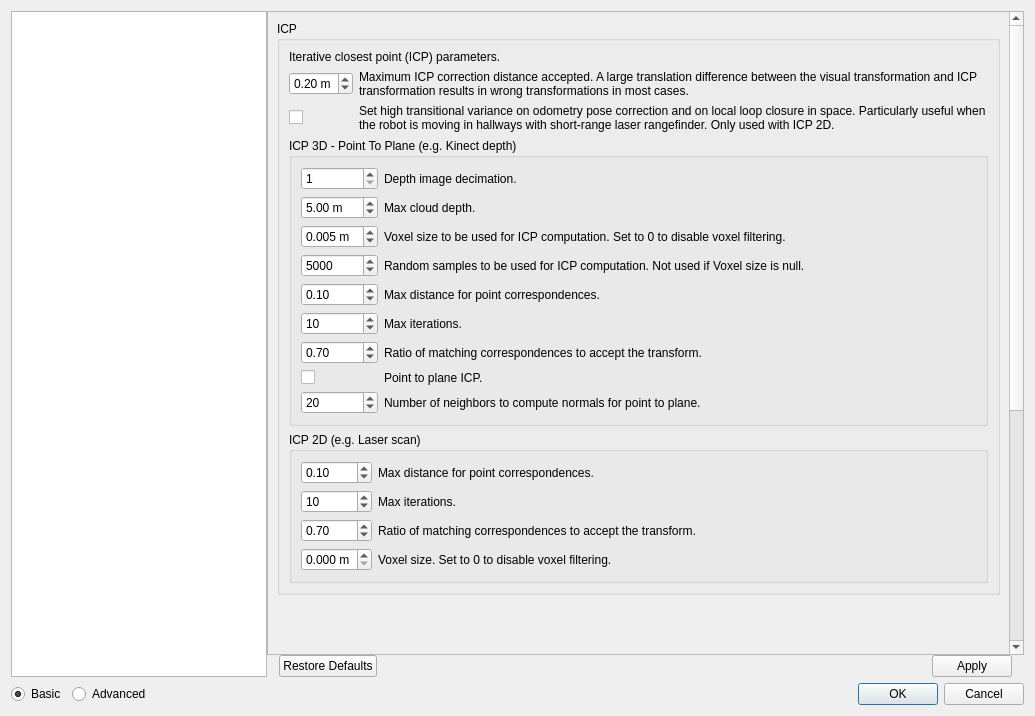
First picture: the form in guilib/src/ui/preferencesDialog.ui, repository introlab/rtabmap, before the edit.
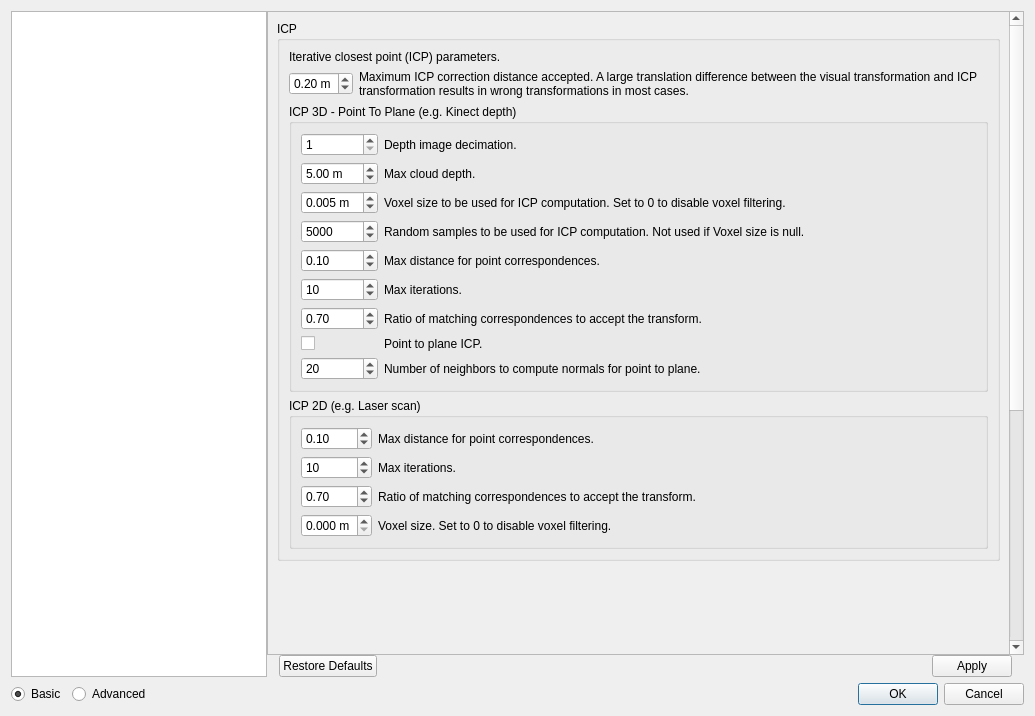
Second picture: the form after the edit. The open tabs and pages were chosen to show the change. Icons and pictures are not drawn. Custom widgets are drawn as their Qt base class.

Commit message: Removed parameter "LccIcp/HighTransitionalVariance" (Identity covariance is set directly on pose correction and local loop closure detection in space) Covariance of virtual links added on the path is set to Identity. For those added to keep the path linked to current map, their covariance is set to 100. DatabaseViewer: set fixed colors on constraints view

```diff
--- a/guilib/src/ui/preferencesDialog.ui
+++ b/guilib/src/ui/preferencesDialog.ui
@@ -63,7 +63,7 @@
           <property name="geometry">
            <rect>
             <x>0</x>
-            <y>0</y>
+            <y>-203</y>
             <width>744</width>
             <height>1101</height>
            </rect>
@@ -5662,13 +5662,6 @@
                     </item>
                     <item>
                      <layout class="QGridLayout" name="gridLayout_48" columnstretch="0,1">
-                      <item row="1" column="0">
-                       <widget class="QCheckBox" name="loopClosure_highICPTransitionalVariance">
-                        <property name="text">
-                         <string/>
-                        </property>
-                       </widget>
-                      </item>
                       <item row="0" column="0">
                        <widget class="QDoubleSpinBox" name="globalDetection_icpMaxDistance">
                         <property name="suffix">
@@ -5698,16 +5691,6 @@
                         </property>
                        </widget>
                       </item>
-                      <item row="1" column="1">
-                       <widget class="QLabel" name="label_80">
-                        <property name="text">
-                         <string>Set high transitional variance on odometry pose correction and on local loop closure in space. Particularly useful when the robot is moving in hallways with short-range laser rangefinder. Only used with ICP 2D.</string>
-                        </property>
-                        <property name="wordWrap">
-                         <bool>true</bool>
-                        </property>
-                       </widget>
-                      </item>
                      </layout>
                     </item>
                     <item>
```
Left out of the diff: 2 changed lines with no effect on the pictures. The commit also changes 10 other files.
